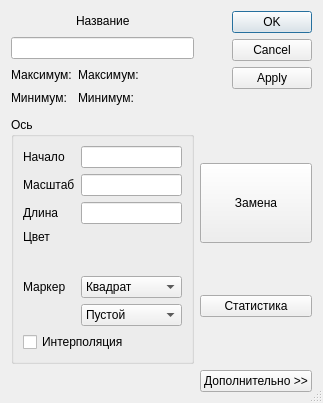
Above: Dialogs/gaxe_dialog.ui from SukhoiRU/Graphics before the change. Below: the same form after it.
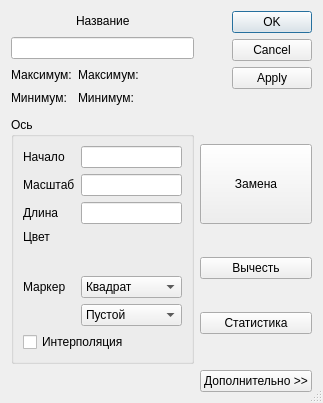
That is the form after the change. Custom widgets are drawn as their Qt base class.

Patch:
```diff
--- a/Dialogs/gaxe_dialog.ui
+++ b/Dialogs/gaxe_dialog.ui
@@ -149,6 +149,13 @@
        </property>
       </widget>
      </item>
+     <item>
+      <widget class="QPushButton" name="pushButton_Substract">
+       <property name="text">
+        <string>Вычесть</string>
+       </property>
+      </widget>
+     </item>
      <item>
       <widget class="QPushButton" name="pushButton_Stat">
        <property name="text">
```
